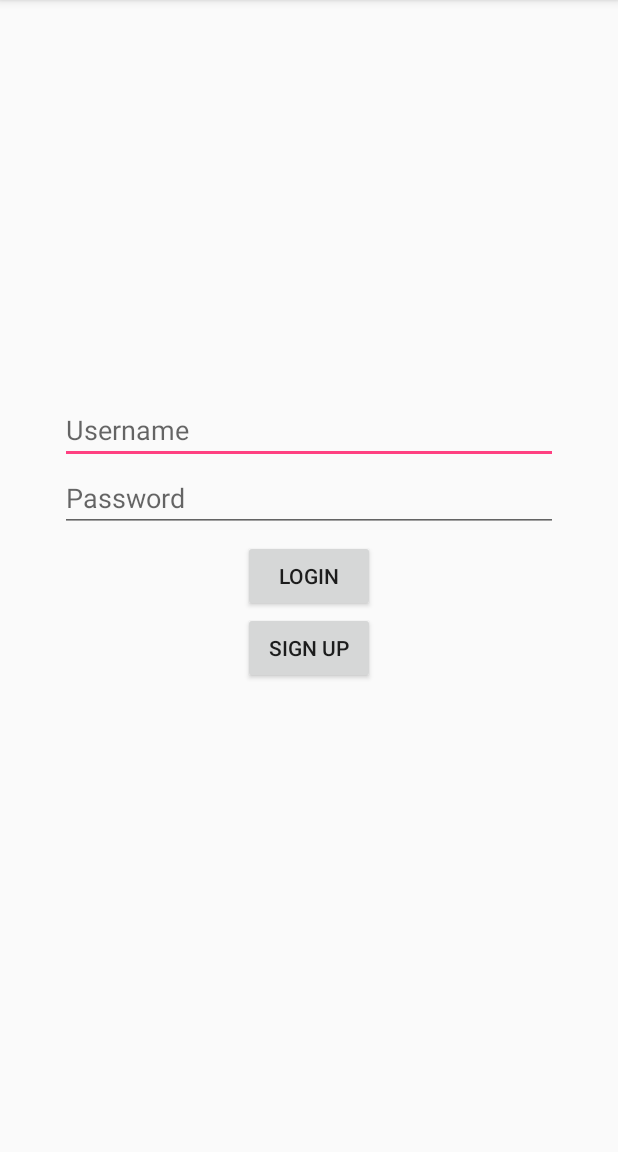
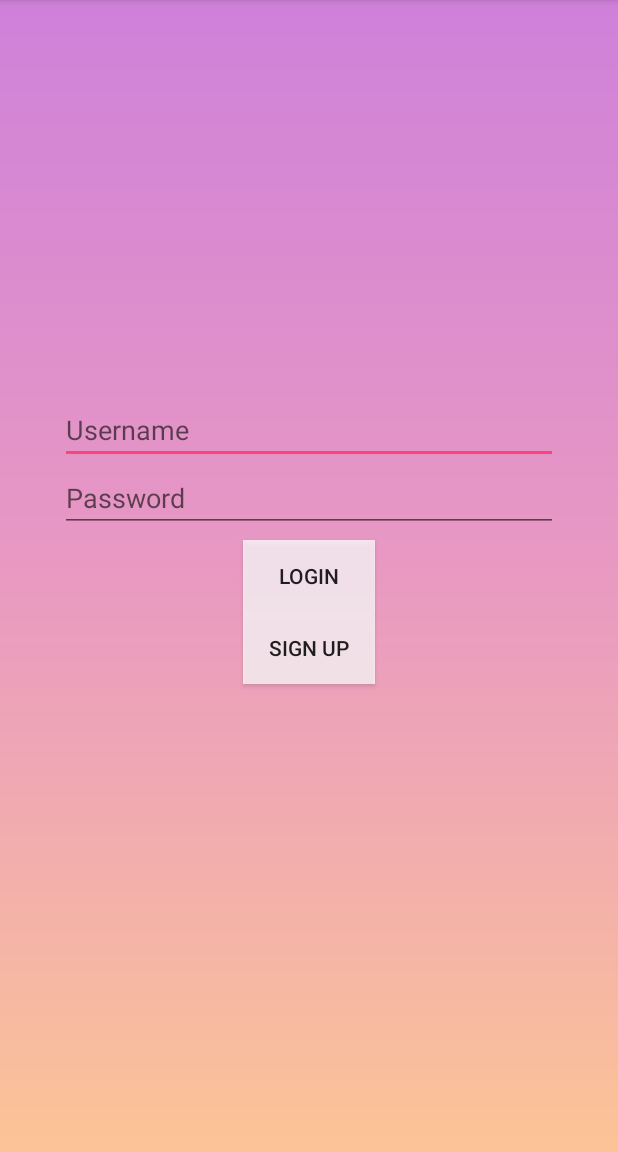
Before and after one commit to amyhgu/Parstagram, an Android app: the screen it shows after launch (MainActivity), on a phone screen of 412 x 824 dp, the part 84-1236 px from its top. Run offline under Robolectric (Android 15) with nearby library versions, the phone set to English and light mode, and no system bars; libraries missing offline, so code that uses them is left out: com.parse; 6 statements that could not run were skipped.

Commit message:
login prelim ui

```diff
--- a/app/src/main/java/me/amyhgu/parstagram/HomeActivity.java
+++ b/app/src/main/java/me/amyhgu/parstagram/HomeActivity.java
@@ -44,7 +44,7 @@ import me.amyhgu.parstagram.model.Post;
 
 public class HomeActivity extends AppCompatActivity {
 
-    private static String imagePath = "/storage/emulated/0/DCIM/Camera/IMG_20180709_173036.jpg";
+    private static String imagePath = "";
     private EditText descriptionInput;
     private Button createButton;
 //    private Button feedButton;
--- /dev/null
+++ b/app/src/main/res/drawable/login_gradient.xml
@@ -0,0 +1,9 @@
+<?xml version="1.0" encoding="utf-8"?>
+<shape xmlns:android="http://schemas.android.com/apk/res/android"
+    android:shape="rectangle">
+    <gradient
+        android:startColor="@color/camera_gradient_start"
+        android:centerColor="@color/camera_gradient_center"
+        android:endColor="@color/camera_gradient_end"
+        android:angle="-270" />
+</shape>
--- a/app/src/main/res/layout/activity_main.xml
+++ b/app/src/main/res/layout/activity_main.xml
@@ -4,17 +4,18 @@
     xmlns:tools="http://schemas.android.com/tools"
     android:layout_width="match_parent"
     android:layout_height="match_parent"
+    android:background="@drawable/login_gradient"
     tools:context=".MainActivity">
 
     <EditText
         android:id="@+id/etUsername"
         android:layout_width="match_parent"
         android:layout_height="wrap_content"
-        android:ems="10"
-        android:hint="Username"
         android:layout_above="@id/etPassword"
         android:layout_marginLeft="40dp"
         android:layout_marginRight="40dp"
+        android:ems="10"
+        android:hint="Username"
         android:inputType="textPersonName"
         tools:layout_editor_absoluteX="16dp"
         tools:layout_editor_absoluteY="16dp" />
@@ -23,8 +24,8 @@
         android:id="@+id/etPassword"
         android:layout_width="match_parent"
         android:layout_height="wrap_content"
+        android:layout_above="@id/btLogin"
         android:layout_alignParentStart="true"
-        android:layout_above="@id/btLogin"
         android:layout_marginLeft="40dp"
         android:layout_marginRight="40dp"
         android:ems="10"
@@ -35,9 +36,10 @@
         android:id="@+id/btLogin"
         android:layout_width="wrap_content"
         android:layout_height="wrap_content"
+        android:layout_centerHorizontal="true"
+        android:layout_centerVertical="true"
         android:layout_margin="5dp"
-        android:layout_centerVertical="true"
-        android:layout_centerHorizontal="true"
+        android:background="@color/action_bar_semi_transparent_white"
         android:text="Login" />
 
     <Button
@@ -47,5 +49,6 @@
         android:layout_below="@+id/btLogin"
         android:layout_centerHorizontal="true"
         android:layout_marginTop="-5dp"
+        android:background="@color/action_bar_semi_transparent_white"
         android:text="Sign up" />
 </RelativeLayout>
```
